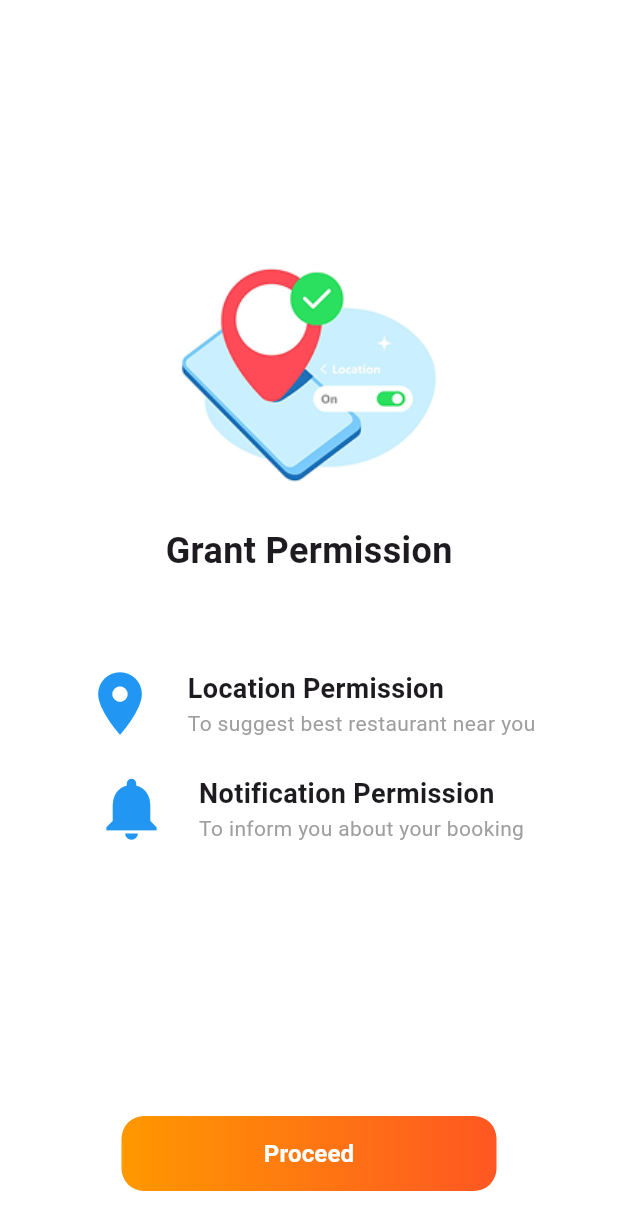
After one commit to Pradeep-1496/Foods24, a Flutter app: the PermissionScreen screen opened directly, on a phone screen of 412 x 824 dp. The commit adds this screen. Shown: the top 1230 px of the screen. Run offline on Flutter 3.47's test engine with Material 3 defaults, Android fonts, the phone set to English and light mode, and no system bars.

Commit message:
UI-Pradeep_1.0

```diff
--- a/lib/Pages/Login.dart
+++ b/lib/Pages/Login.dart
@@ -1,4 +1,5 @@
 import 'package:flutter/material.dart';
+import 'package:foods24/Pages/PermissionScreen.dart';
 import 'package:foods24/Pages/SignUp.dart';
 
 class Login extends StatelessWidget {
@@ -162,7 +163,13 @@ class Login extends StatelessWidget {
                           borderRadius: BorderRadius.circular(10),
                         ),
                       ),
-                      onPressed: () {},
+                      onPressed: () {
+                        Navigator.pushAndRemoveUntil(
+                            context,
+                            MaterialPageRoute(
+                                builder: (context) => PermissionScreen()),
+                            (route) => false);
+                      },
                       child: Text(
                         'Login',
                         style: TextStyle(
--- /dev/null
+++ b/lib/Pages/PermissionScreen.dart
@@ -0,0 +1,136 @@
+import 'package:flutter/material.dart';
+
+class PermissionScreen extends StatelessWidget {
+  @override
+  Widget build(BuildContext context) {
+    return Scaffold(
+      body: Container(
+        color: Colors.white,
+        child: Padding(
+          padding: const EdgeInsets.symmetric(horizontal: 20.0),
+          child: Column(
+            mainAxisAlignment: MainAxisAlignment.center,
+            crossAxisAlignment: CrossAxisAlignment.center,
+            children: [
+              SizedBox(height: 120),
+              Image.asset('assets/img/permission.png', width: 200, height: 200),
+              // Permission Title
+              Text(
+                "Grant Permission",
+                style: TextStyle(
+                  fontSize: 24,
+                  fontWeight: FontWeight.bold,
+                ),
+              ),
+              SizedBox(height: 60),
+
+              // Location Permission - Centered
+              Center(
+                child: Row(
+                  mainAxisAlignment: MainAxisAlignment.center,
+                  children: [
+                    Icon(
+                      Icons.location_on,
+                      color: Colors.blue,
+                      size: 50,
+                    ),
+                    SizedBox(width: 20),
+                    Column(
+                      crossAxisAlignment: CrossAxisAlignment.start,
+                      children: [
+                        Text(
+                          "Location Permission",
+                          style: TextStyle(
+                            fontSize: 18,
+                            fontWeight: FontWeight.bold,
+                          ),
+                        ),
+                        Text(
+                          "To suggest best restaurant near you",
+                          style: TextStyle(
+                            color: Colors.grey,
+                            fontSize: 14,
+                          ),
+                        ),
+                      ],
+                    ),
+                  ],
+                ),
+              ),
+
+              SizedBox(height: 20),
+
+              // Notification Permission - Centered
+              Center(
+                child: Row(
+                  mainAxisAlignment: MainAxisAlignment.center,
+                  children: [
+                    Icon(
+                      Icons.notifications,
+                      color: Colors.blue,
+                      size: 50,
+                    ),
+                    SizedBox(width: 20),
+                    Column(
+                      crossAxisAlignment: CrossAxisAlignment.start,
+                      children: [
+                        Text(
+                          "Notification Permission",
+                          style: TextStyle(
+                            fontSize: 18,
+                            fontWeight: FontWeight.bold,
+                          ),
+                        ),
+                        Text(
+                          "To inform you about your booking",
+                          style: TextStyle(
+                            color: Colors.grey,
+                            fontSize: 14,
+                          ),
+                        ),
+                      ],
+                    ),
+                  ],
+                ),
+              ),
+
+              SizedBox(height: 180),
+
+              // Proceed Button
+              Container(
+                width: 250,
+                height: 50,
+                decoration: BoxDecoration(
+                  gradient: LinearGradient(
+                    colors: [Colors.orange, Colors.deepOrange],
+                    begin: Alignment.centerLeft,
+                    end: Alignment.centerRight,
+                  ),
+                  borderRadius: BorderRadius.circular(15),
+                ),
+                child: ElevatedButton(
+                  style: ElevatedButton.styleFrom(
+                    backgroundColor: Colors.transparent,
+                    shadowColor: Colors.transparent,
+                    shape: RoundedRectangleBorder(
+                      borderRadius: BorderRadius.circular(15),
+                    ),
+                  ),
+                  onPressed: () {},
+                  child: Text(
+                    'Proceed',
+                    style: TextStyle(
+                      fontSize: 16,
+                      fontWeight: FontWeight.bold,
+                      color: Colors.white,
+                    ),
+                  ),
+                ),
+              ),
+            ],
+          ),
+        ),
+      ),
+    );
+  }
+}
--- a/pubspec.yaml
+++ b/pubspec.yaml
@@ -25,9 +25,10 @@ flutter:
 
   # To add assets to your application, add an assets section, like this:
   assets:
-    - assets/img/Google.png
     - assets/logo.png
     - assets/logo2.png
+    - assets/img/Google.png
+    - assets/img/permission.png
 
   # An image asset can refer to one or more resolution-specific "variants", see
   # https://flutter.dev/to/resolution-aware-images
```
Also changed, not shown: assets/img/permission.png (added).
